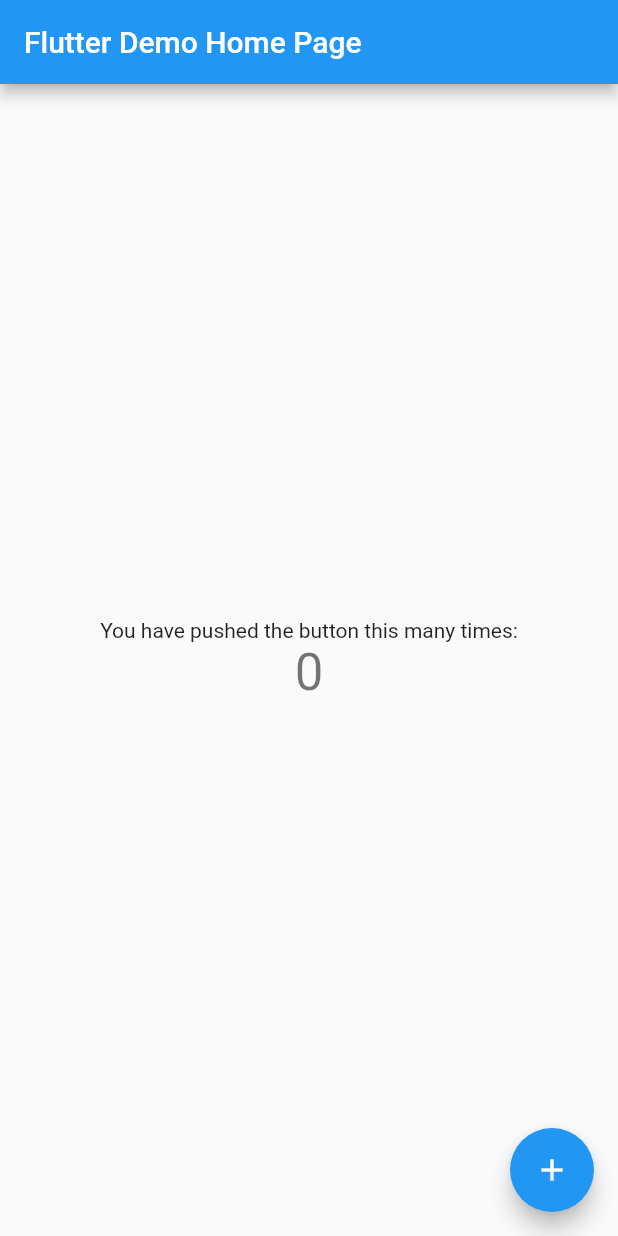
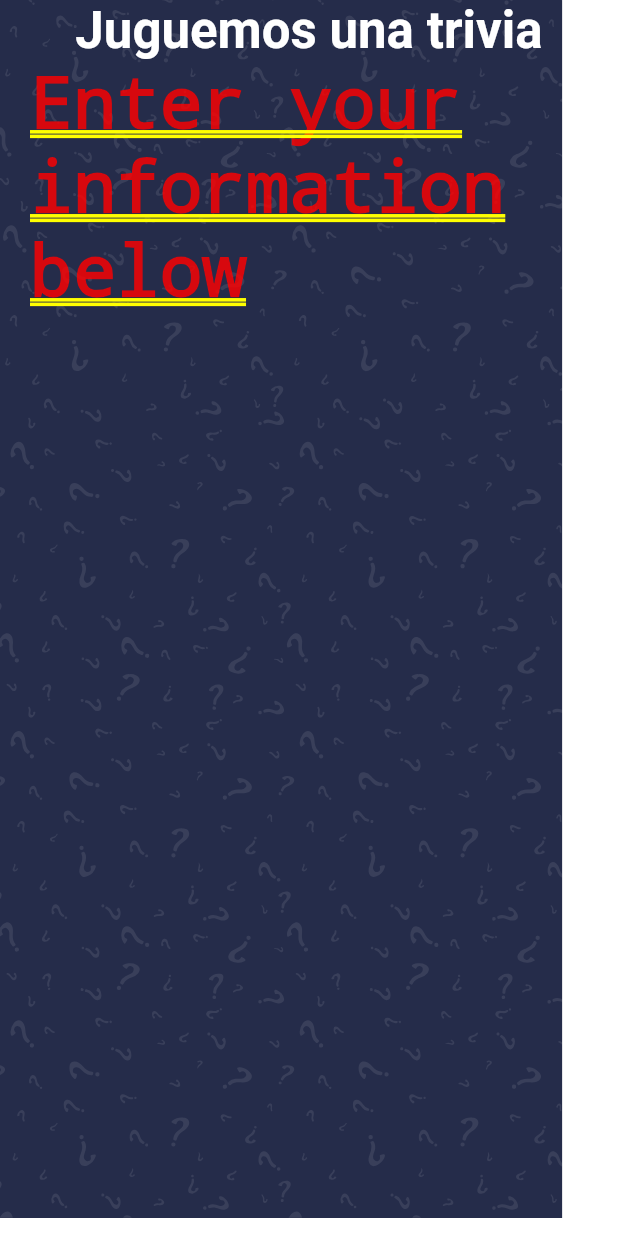
Before and after one commit to jhon2520/QuizzApp, a Flutter app: the screen it shows after launch, on a phone screen of 412 x 824 dp. Run offline on Flutter 3.47's test engine with Material 2 defaults, Android fonts, the phone set to English and light mode, and no system bars; our stand-ins replace websafe_svg.

Commit message:
Se inició la aplicación bien

```diff
--- a/lib/main.dart
+++ b/lib/main.dart
@@ -1,113 +1,19 @@
 import 'package:flutter/material.dart';
+import 'package:quiz_app/screens/welcome_screen.dart';
 
-void main() {
-  runApp(MyApp());
-}
+void main()=>runApp(MyApp());
 
 class MyApp extends StatelessWidget {
-  // This widget is the root of your application.
+
   @override
   Widget build(BuildContext context) {
     return MaterialApp(
-      title: 'Flutter Demo',
-      theme: ThemeData(
-        // This is the theme of your application.
-        //
-        // Try running your application with "flutter run". You'll see the
-        // application has a blue toolbar. Then, without quitting the app, try
-        // changing the primarySwatch below to Colors.green and then invoke
-        // "hot reload" (press "r" in the console where you ran "flutter run",
-        // or simply save your changes to "hot reload" in a Flutter IDE).
-        // Notice that the counter didn't reset back to zero; the application
-        // is not restarted.
-        primarySwatch: Colors.blue,
-      ),
-      home: MyHomePage(title: 'Flutter Demo Home Page'),
+
+      debugShowCheckedModeBanner: false,
+      title: "Quizz App",
+      theme: ThemeData.dark(),
+      home: WelcomeScreen(),
+
     );
   }
 }
-
-class MyHomePage extends StatefulWidget {
-  MyHomePage({Key? key, required this.title}) : super(key: key);
-
-  // This widget is the home page of your application. It is stateful, meaning
-  // that it has a State object (defined below) that contains fields that affect
-  // how it looks.
-
-  // This class is the configuration for the state. It holds the values (in this
-  // case the title) provided by the parent (in this case the App widget) and
-  // used by the build method of the State. Fields in a Widget subclass are
-  // always marked "final".
-
-  final String title;
-
-  @override
-  _MyHomePageState createState() => _MyHomePageState();
-}
-
-class _MyHomePageState extends State<MyHomePage> {
-  int _counter = 0;
-
-  void _incrementCounter() {
-    setState(() {
-      // This call to setState tells the Flutter framework that something has
-      // changed in this State, which causes it to rerun the build method below
-      // so that the display can reflect the updated values. If we changed
-      // _counter without calling setState(), then the build method would not be
-      // called again, and so nothing would appear to happen.
-      _counter++;
-    });
-  }
-
-  @override
-  Widget build(BuildContext context) {
-    // This method is rerun every time setState is called, for instance as done
-    // by the _incrementCounter method above.
-    //
-    // The Flutter framework has been optimized to make rerunning build methods
-    // fast, so that you can just rebuild anything that needs updating rather
-    // than having to individually change instances of widgets.
-    return Scaffold(
-      appBar: AppBar(
-        // Here we take the value from the MyHomePage object that was created by
-        // the App.build method, and use it to set our appbar title.
-        title: Text(widget.title),
-      ),
-      body: Center(
-        // Center is a layout widget. It takes a single child and positions it
-        // in the middle of the parent.
-        child: Column(
-          // Column is also a layout widget. It takes a list of children and
-          // arranges them vertically. By default, it sizes itself to fit its
-          // children horizontally, and tries to be as tall as its parent.
-          //
-          // Invoke "debug painting" (press "p" in the console, choose the
-          // "Toggle Debug Paint" action from the Flutter Inspector in Android
-          // Studio, or the "Toggle Debug Paint" command in Visual Studio Code)
-          // to see the wireframe for each widget.
-          //
-          // Column has various properties to control how it sizes itself and
-          // how it positions its children. Here we use mainAxisAlignment to
-          // center the children vertically; the main axis here is the vertical
-          // axis because Columns are vertical (the cross axis would be
-          // horizontal).
-          mainAxisAlignment: MainAxisAlignment.center,
-          children: <Widget>[
-            Text(
-              'You have pushed the button this many times:',
-            ),
-            Text(
-              '$_counter',
-              style: Theme.of(context).textTheme.headline4,
-            ),
-          ],
-        ),
-      ),
-      floatingActionButton: FloatingActionButton(
-        onPressed: _incrementCounter,
-        tooltip: 'Increment',
-        child: Icon(Icons.add),
-      ), // This trailing comma makes auto-formatting nicer for build methods.
-    );
-  }
-}
--- /dev/null
+++ b/lib/screens/welcome_screen.dart
@@ -0,0 +1,31 @@
+import 'package:flutter/material.dart';
+import 'package:quiz_app/constants.dart';
+import 'package:websafe_svg/websafe_svg.dart';
+//import 'package:websafe_svg/websafe_svg.dart';
+
+class WelcomeScreen extends StatelessWidget {
+  @override
+  Widget build(BuildContext context) {
+    return Stack(
+      children: [
+        WebsafeSvg.asset("assets/icons/bg.svg", fit: BoxFit.cover),
+        SafeArea(
+            child: Padding(
+              padding: const EdgeInsets.symmetric(horizontal: kDefaultPadding),
+              child: Column(
+          children: [
+              Text(
+                "Juguemos una trivia",
+                style: Theme.of(context)
+                    .textTheme
+                    .headline4!
+                    .copyWith(color: Colors.white, fontWeight: FontWeight.bold),
+              ),
+              Text("Enter your information below")
+          ],
+        ),
+            ))
+      ],
+    );
+  }
+}
--- a/pubspec.yaml
+++ b/pubspec.yaml
@@ -28,6 +28,8 @@ dependencies:
   # The following adds the Cupertino Icons font to your application.
   # Use with the CupertinoIcons class for iOS style icons.
   cupertino_icons: ^1.0.2
+  websafe_svg: ^2.0.0
+  get: ^4.1.4
 
 dev_dependencies:
   flutter_test:
@@ -45,8 +47,8 @@ flutter:
   uses-material-design: true
 
   # To add assets to your application, add an assets section, like this:
-  # assets:
-  #   - images/a_dot_burr.jpeg
+  assets:
+    - assets/icons/
   #   - images/a_dot_ham.jpeg
 
   # An image asset can refer to one or more resolution-specific "variants", see
```
Also changed, not shown: lib/constants.dart (added, +14 -0 lines), lib/models/Questions.dart (added, +35 -0 lines), assets/icons/bg.svg (added), assets/icons/clock.svg (added), assets/icons/fondo.jpg (added), assets/icons/fondo1.jpg (added), pubspec.lock.
